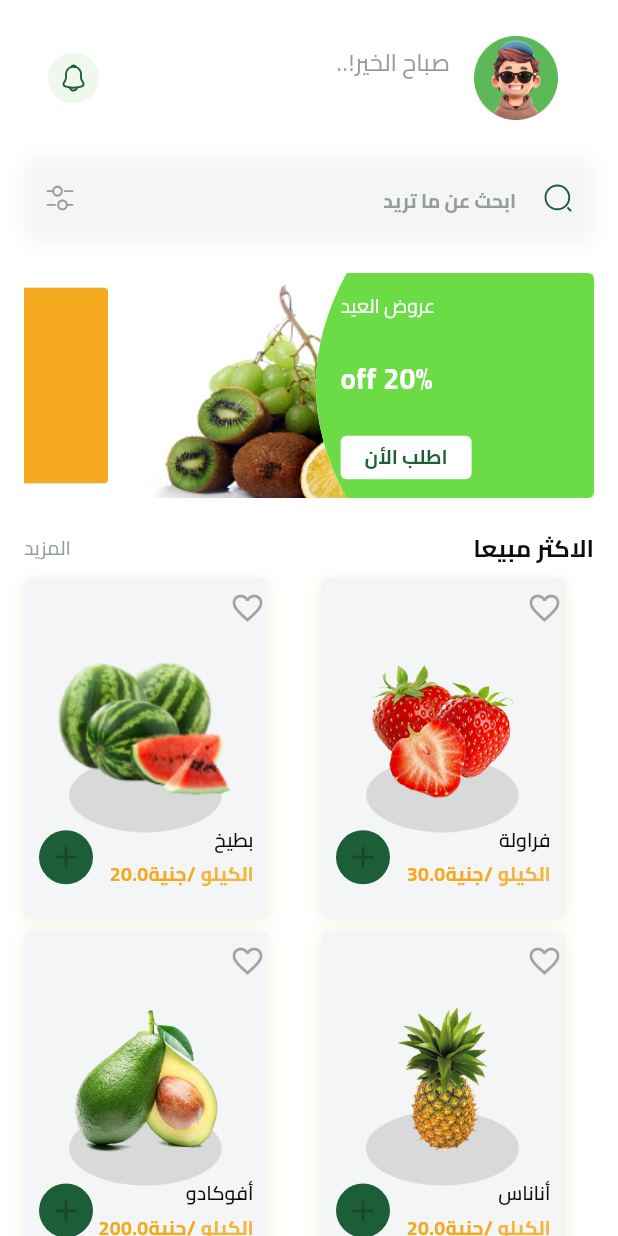
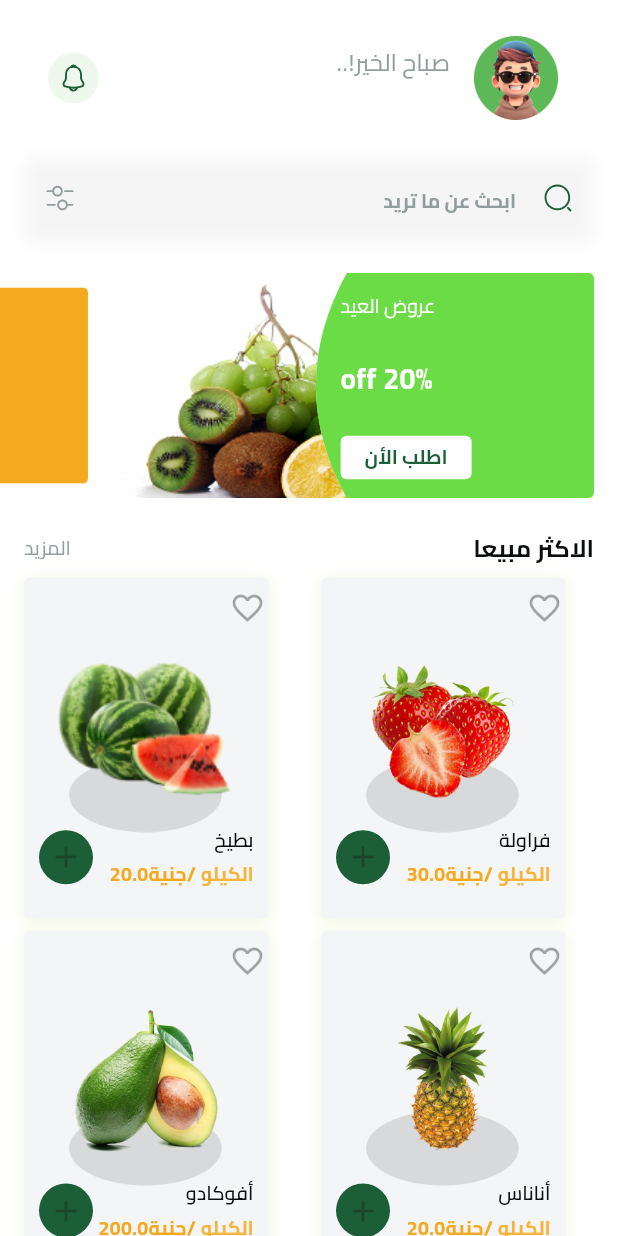
Before and after one commit to RafatMohamed/E-Commerce-App-Food-, a Flutter app: the HomeViewBody widget shown alone on an empty page, opened directly, on a phone screen of 412 x 824 dp. Run offline on Flutter 3.47's test engine with Material 3 defaults, Android fonts, the phone set to English and light mode, and no system bars; drawn by our look-alikes of carousel_slider; our stand-ins replace cloud_firestore, dartz, firebase_auth, firebase_core, flutter_bloc, flutter_svg and 3 more; missing offline and left inert: flutter_facebook_auth; accounts and stored records are empty.

```diff
--- a/lib/features/Home/View/widgets/home_view_body.dart
+++ b/lib/features/Home/View/widgets/home_view_body.dart
@@ -12,16 +12,33 @@ class HomeViewBody extends StatelessWidget {
   Widget build(BuildContext context) {
     return const SingleChildScrollView(
       child: Padding(
-        padding: EdgeInsets.all(kDefaultPadding),
+        padding: EdgeInsets.symmetric(vertical: kDefaultPadding),
+        child: Column(
+          children: [
+             Padding(
+               padding: EdgeInsets.symmetric(horizontal: kDefaultPadding),
                child: Column(
                  children: [
                    CustomAppBarHome(),
                    SizedBox(height: 16),
                    CustomSearchBar(),
                    SizedBox(height: 12),
-            DefaultOffers(),
+                 ],
+               ),
+             ),
+            Padding(
+              padding:  EdgeInsets.only(right: kDefaultPadding,),
+              child:  DefaultOffers(),
+            ),
+            Padding(
+              padding: EdgeInsets.symmetric(horizontal: kDefaultPadding),
+              child: Column(
+                children: [
                   SizedBox(height: 12),
                   DefaultBestSellers (),
+                ],
+              ),
+            ),
           ],
         ),
       ),
```
Also changed, not shown: lib/core/widgets/default_bottom_nav_bar.dart (+20 -11 lines), lib/features/Home/View/home_view.dart (+11 -2 lines). Lines whose indentation alone changed are shown as unchanged.
